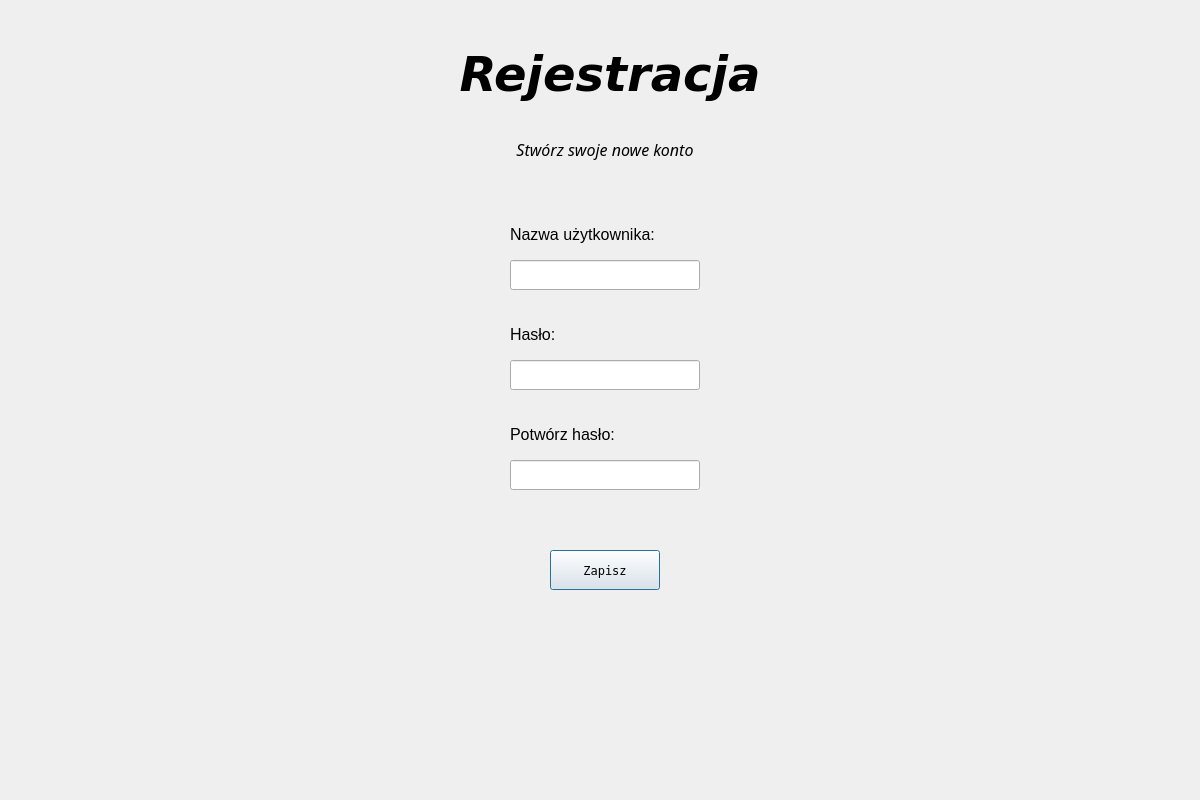
Qt form UI/Rejestracja.ui (lukaszbladziak5/ICalcThis) before a commit.
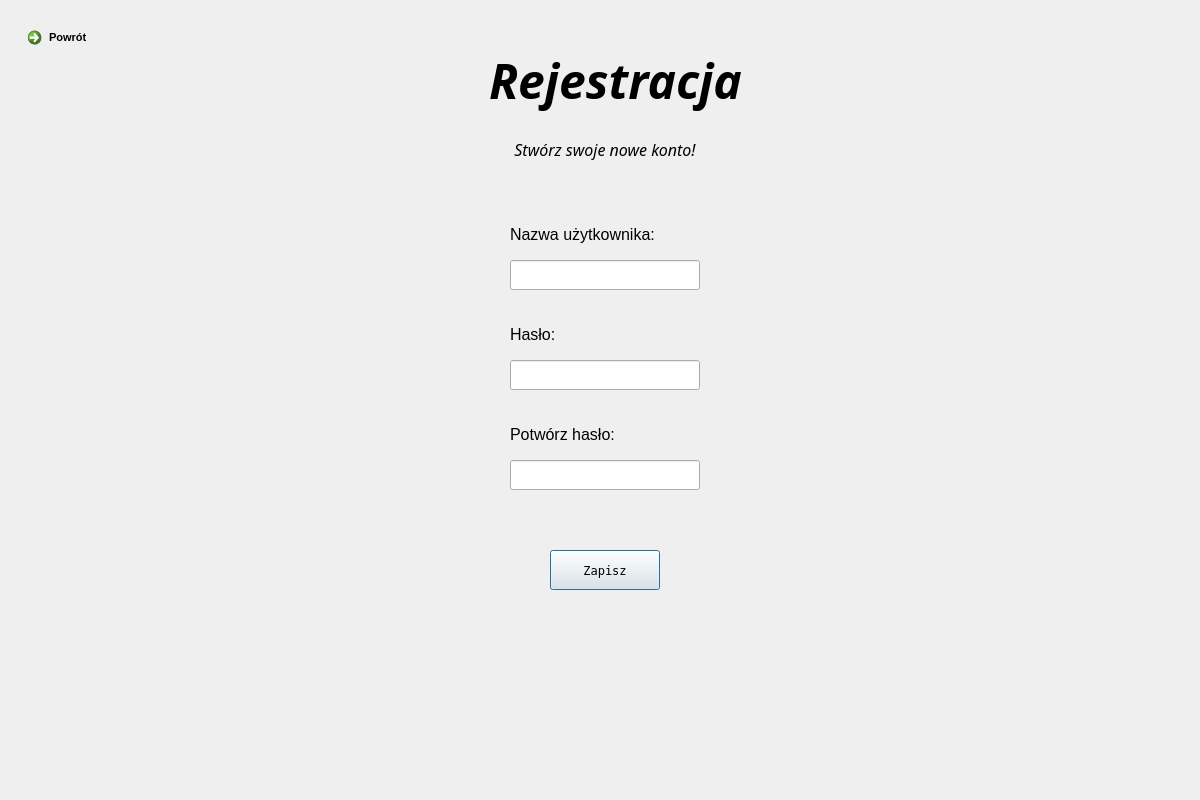
The same form after that commit.

```diff
--- a/UI/Rejestracja.ui
+++ b/UI/Rejestracja.ui
@@ -26,26 +26,6 @@
     <string notr="true">QWidget#rejestracjaWidget{
 background-color:qlineargradient(spread:pad, x1:0, y1:0, x2:1, y2:1, stop:0 rgba(179, 204, 117, 255), stop:1 rgba(255, 255, 255, 255))};</string>
    </property>
-   <widget class="QLabel" name="rejestracjaTekst">
-    <property name="geometry">
-     <rect>
-      <x>400</x>
-      <y>30</y>
-      <width>420</width>
-      <height>90</height>
-     </rect>
-    </property>
-    <property name="font">
-     <font>
-      <family>Verdana</family>
-      <italic>true</italic>
-      <bold>true</bold>
-     </font>
-    </property>
-    <property name="text">
-     <string>&lt;html&gt;&lt;head/&gt;&lt;body&gt;&lt;p align=&quot;center&quot;&gt;&lt;span style=&quot; font-size:36pt; font-weight:700;&quot;&gt;Rejestracja&lt;/span&gt;&lt;/p&gt;&lt;/body&gt;&lt;/html&gt;</string>
-    </property>
-   </widget>
    <widget class="QLabel" name="nazwaTekst">
     <property name="geometry">
      <rect>
@@ -108,7 +88,7 @@
      </font>
     </property>
     <property name="text">
-     <string>&lt;html&gt;&lt;head/&gt;&lt;body&gt;&lt;p align=&quot;center&quot;&gt;&lt;span style=&quot; font-size:12pt;&quot;&gt;Stwórz swoje nowe konto&lt;/span&gt;&lt;/p&gt;&lt;/body&gt;&lt;/html&gt;</string>
+     <string>&lt;html&gt;&lt;head/&gt;&lt;body&gt;&lt;p align=&quot;center&quot;&gt;&lt;span style=&quot; font-size:12pt;&quot;&gt;Stwórz swoje nowe konto!&lt;/span&gt;&lt;/p&gt;&lt;/body&gt;&lt;/html&gt;</string>
     </property>
    </widget>
    <widget class="QLabel" name="blad2">
@@ -165,6 +145,48 @@
      </rect>
     </property>
    </widget>
+   <widget class="QLabel" name="tekstGlowny">
+    <property name="geometry">
+     <rect>
+      <x>460</x>
+      <y>40</y>
+      <width>311</width>
+      <height>81</height>
+     </rect>
+    </property>
+    <property name="font">
+     <font>
+      <family>Candara</family>
+      <pointsize>14</pointsize>
+      <italic>true</italic>
+     </font>
+    </property>
+    <property name="text">
+     <string>&lt;html&gt;&lt;head/&gt;&lt;body&gt;&lt;p align=&quot;center&quot;&gt;&lt;span style=&quot; font-size:36pt; font-weight:700;&quot;&gt;Rejestracja&lt;/span&gt;&lt;/p&gt;&lt;/body&gt;&lt;/html&gt;</string>
+    </property>
+   </widget>
+   <widget class="QCommandLinkButton" name="commandLinkButton">
+    <property name="geometry">
+     <rect>
+      <x>20</x>
+      <y>20</y>
+      <width>201</width>
+      <height>41</height>
+     </rect>
+    </property>
+    <property name="font">
+     <font>
+      <family>Segoe UI</family>
+      <pointsize>8</pointsize>
+     </font>
+    </property>
+    <property name="cursor">
+     <cursorShape>ArrowCursor</cursorShape>
+    </property>
+    <property name="text">
+     <string>Powrót</string>
+    </property>
+   </widget>
   </widget>
  </widget>
  <resources/>
```
